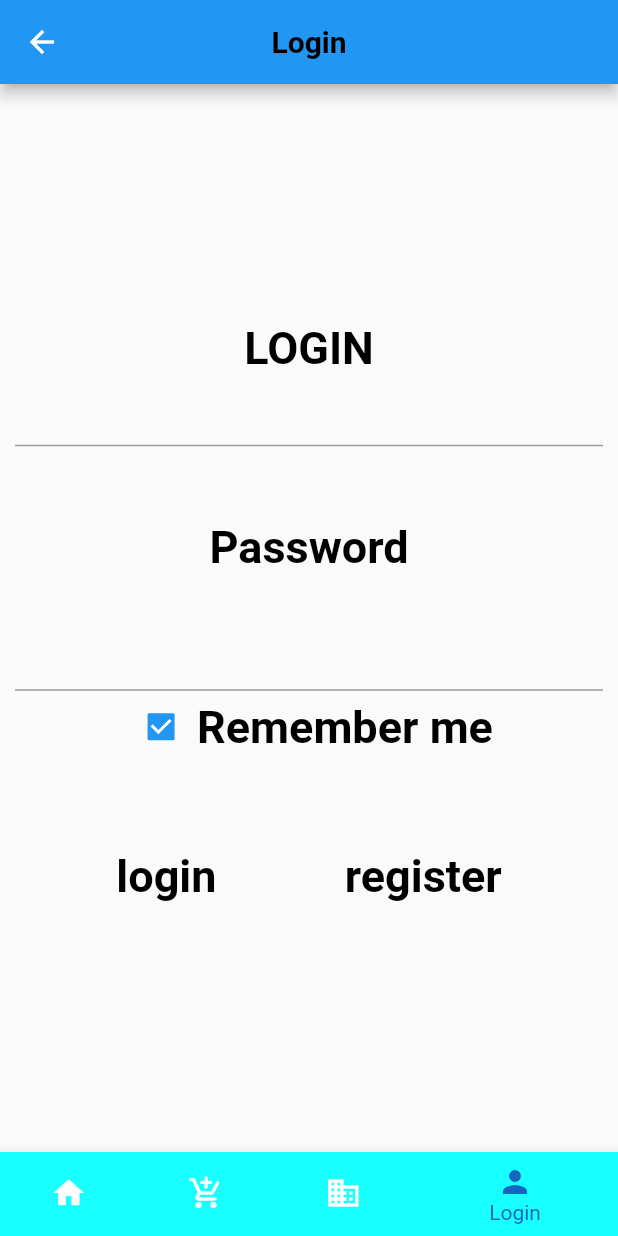
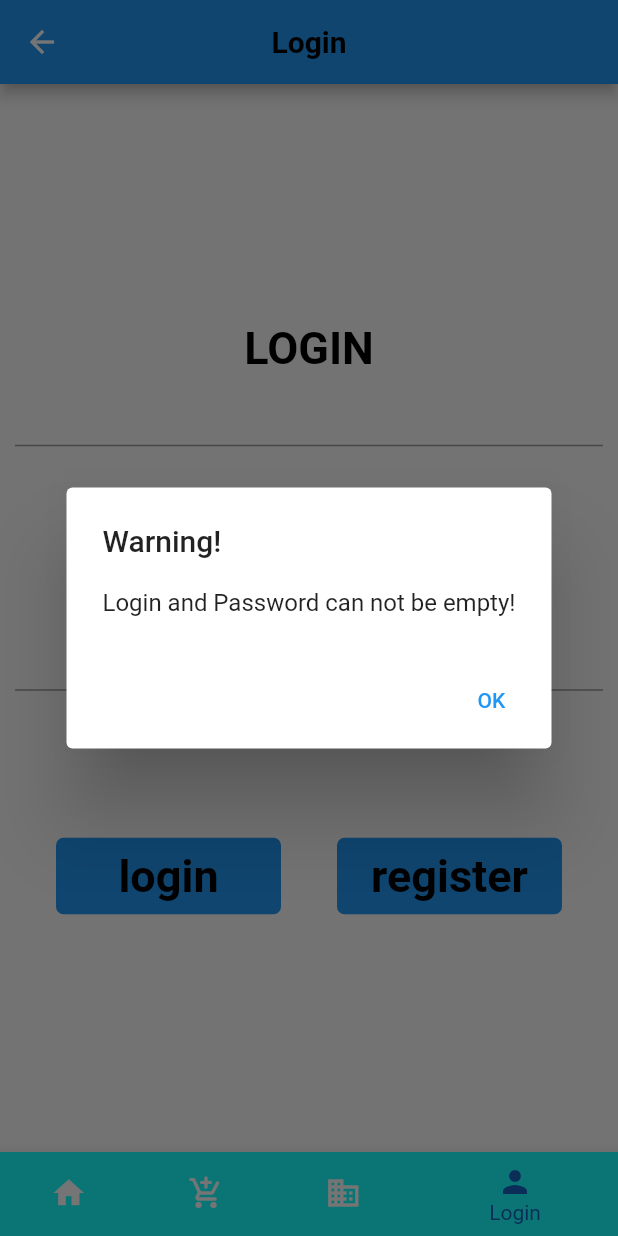
Before and after one commit to Shtirlits1972/ShopLite1, a Flutter app: the screen it shows after launch, item 4 of the bottom bar chosen, after a tap on "register", on a phone screen of 412 x 824 dp. Run offline on Flutter 3.47's test engine with Material 2 defaults, Android fonts, the light colour scheme and no system bars; our stand-ins replace flutter_bloc, sqflite; missing offline and left inert: dart:ffi; accounts and stored records are empty.

Commit message:
user
add login and register

```diff
--- a/lib/crud/users_crud.dart
+++ b/lib/crud/users_crud.dart
@@ -18,15 +18,16 @@ class UsersCrud {
       Database db = await openDatabase(path, version: 1);
 
       List<Map> list = await db.rawQuery(
-          'SELECT id, Login, IsRemember Password FROM users WHERE Login = ? AND Password = ? LIMIT 1 ;',
+          'SELECT id, Login, Password, IsRemember  FROM users WHERE Login = ? AND Password = ? LIMIT 1 ;',
           [Login, Password]);
 
       if (list != null && list.length > 0) {
         int id = list[0]['id'];
         String Login = list[0]['Login'];
         String Password = list[0]['Password'];
-        bool IsRemember = list[0]['IsRemember'];
-        users pr = users(id, Login, Password, IsRemember);
+        bool IsRemember = list[0]['IsRemember'] == 1 ? true : false;
+        users userLog = users(id, Login, Password, IsRemember);
+        return userLog;
       }
     } catch (e) {
       print(e);
@@ -43,7 +44,8 @@ class UsersCrud {
     Database db = await openDatabase(path, version: 1);
 
     model = await db.transaction<users>((txn) async {
-      int id = await txn.rawInsert(command, [model.Login, model.Password]);
+      int id = await txn
+          .rawInsert(command, [model.Login, model.Password, model.IsRemember]);
       model = users(id, model.Login, model.Password, model.IsRemember);
       return model;
     });
--- a/lib/form/login_form.dart
+++ b/lib/form/login_form.dart
@@ -1,5 +1,7 @@
 import 'package:flutter/material.dart';
 import 'package:shoplite1/constants.dart';
+import 'package:shoplite1/crud/users_crud.dart';
+import 'package:shoplite1/model/users.dart';
 import 'package:shoplite1/widgets/bottom_bar.dart';
 import 'package:shoplite1/widgets/check_box_user.dart';
 
@@ -61,22 +63,85 @@ class _LoginFormState extends State<LoginForm> {
             child: Row(
               mainAxisAlignment: MainAxisAlignment.spaceEvenly,
               children: [
+                Container(
+                  width: 150,
+                  decoration: const BoxDecoration(
+                      color: Colors.blue,
+                      borderRadius: BorderRadius.all(Radius.circular(5))),
+                  child: TextButton(
+                    onPressed: () async {
+                      print(
+                          'login = ${loginController.text}, password = ${passwordController.text}');
+                      print('isCheckedFrm = $isCheckedFrm');
+                      users usr = await UsersCrud.LoginUser(
+                          loginController.text, passwordController.text);
+                      int y = 0;
+                      if (usr != null && usr.id > 0) {
+                        Navigator.pushNamed(context, '/', arguments: 1);
+                      } else {
+                        showDialog<bool>(
+                          context: context,
+                          builder: (BuildContext context) => AlertDialog(
+                            title: const Text('Warning!'),
+                            content: const Text('Chack Login and Password!'),
+                            actions: <Widget>[
                               TextButton(
                                 onPressed: () {
-                    print('isCheckedFrm = $isCheckedFrm');
+                                  Navigator.pop(context, true);
+                                },
+                                child: const Text('OK'),
+                              ),
+                            ],
+                          ),
+                        );
+                      }
                     },
                     child: Text(
                       'login',
                       style: txt30,
                     ),
                   ),
+                ),
+                Container(
+                  width: 150,
+                  decoration: const BoxDecoration(
+                      color: Colors.blue,
+                      borderRadius: BorderRadius.all(Radius.circular(5))),
+                  child: TextButton(
+                    onPressed: () async {
+                      //==================================
+
+                      if (loginController.text.trim().isEmpty ||
+                          passwordController.text.trim().isEmpty) {
+                        showDialog<bool>(
+                          context: context,
+                          builder: (BuildContext context) => AlertDialog(
+                            title: const Text('Warning!'),
+                            content: const Text(
+                                'Login and Password can not be empty!'),
+                            actions: <Widget>[
                               TextButton(
                                 onPressed: () {
-                    print('register');
+                                  Navigator.pop(context, true);
+                                },
+                                child: const Text('OK'),
+                              ),
+                            ],
+                          ),
+                        );
+                        // print('Login and Password can not be empty!');
+                      } else {
+                        users userReg = users(0, loginController.text,
+                            passwordController.text, isCheckedFrm);
+                        userReg = await UsersCrud.add(userReg);
+                        //==================================
+                        print(userReg);
+                      }
                     },
                     child: Text(
                       'register',
                       style: txt30,
+                    ),
                   ),
                 ),
               ],
--- a/lib/widgets/check_box_user.dart
+++ b/lib/widgets/check_box_user.dart
@@ -11,7 +11,7 @@ class CheckboxWidget extends StatefulWidget {
 }
 
 class _CheckboxWidgetState extends State<CheckboxWidget> {
-  bool _checkbox = true;
+  bool _checkbox = false;
 
   @override
   Widget build(BuildContext context) {
@@ -30,17 +30,5 @@ class _CheckboxWidgetState extends State<CheckboxWidget> {
         )
       ],
     );
-
-    // CheckboxListTile(
-    //   title:  Text(
-    //     'Remember me',
-    //     style: txt30,
-    //   ),
-    //   value: _checkbox,
-    //   onChanged: (value) {
-    //     widget.callback(value!);
-    //     setState(() => _checkbox = !_checkbox);
-    //   },
-    // );
   }
 }
```
Lines whose indentation alone changed are shown as unchanged.
